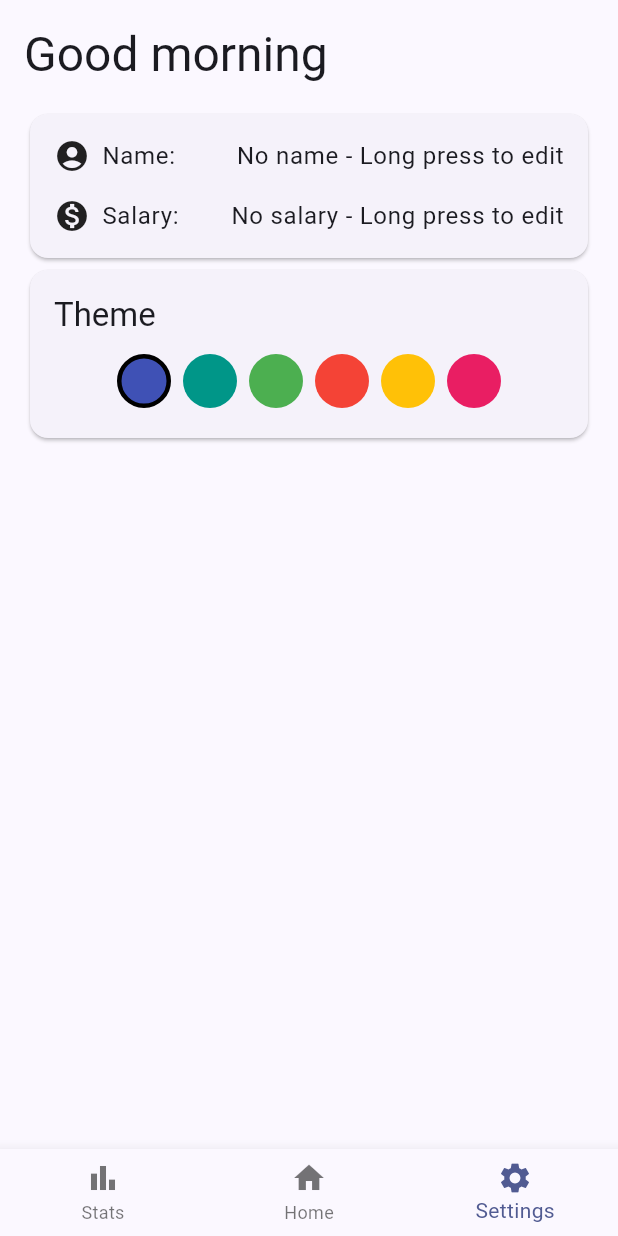
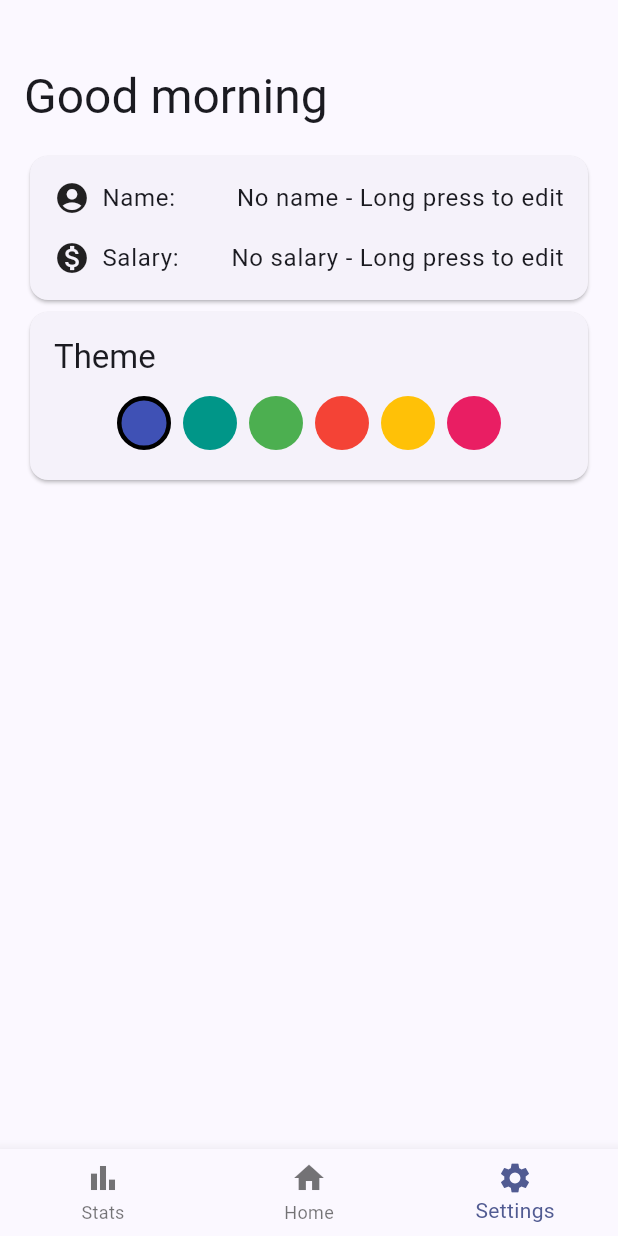
Before and after one commit to MaximeLeBesnerais/pay_track, a Flutter app: the screen it shows after launch, item 3 of the bottom bar chosen, on a phone screen of 412 x 824 dp. Run offline on Flutter 3.47's test engine with Material 3 defaults, Android fonts, the phone set to English and light mode, and no system bars; our stand-ins replace shared_preferences, table_calendar; missing offline and left inert: rrule.

Commit message:
Refactor padding in SettingsScreen ListView for improved layout consistency

```diff
--- a/lib/screens/settings/settings.dart
+++ b/lib/screens/settings/settings.dart
@@ -69,7 +69,11 @@ class _SettingsScreenState extends State<SettingsScreen> {
   Widget build(BuildContext context) {
     return Scaffold(
       body: ListView(
-        padding: EdgeInsets.all(16),
+        padding: EdgeInsets.only(
+          left: 16,
+          right: 16,
+          top: 44,
+        ),
         children: [
           Text(getGreeting(), style: Theme.of(context).textTheme.headlineLarge),
           const SizedBox(height: 16),
```
